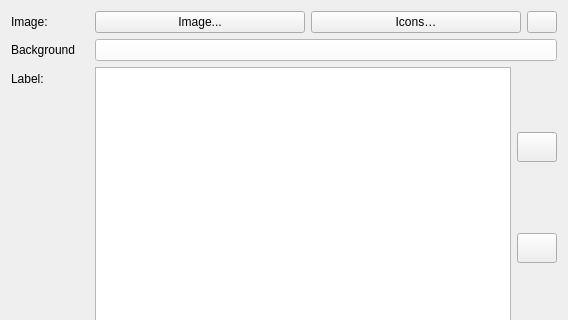
Old version of the form streamdeck_ui/button.ui in the repository KsmBl/streamdeck-linux-gui-KsmBl; both pictures show x 0 to 568 and y 0 to 320 of the 568 by 778 pixel window.
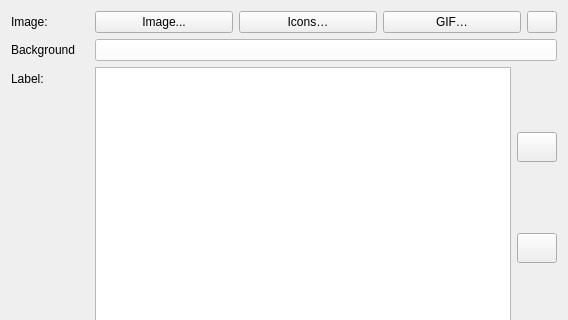
New version of the form. Icons and pictures are not drawn.

Commit message:
feat(icons): add a dedicated GIF upload button for keys
Adds a "GIF…" button next to Image…/Icons… that opens a GIF-only file
picker and applies the animated GIF to the key (the render pipeline already
animates GIF frames).

Patch:
```diff
--- a/streamdeck_ui/button.ui
+++ b/streamdeck_ui/button.ui
@@ -43,6 +43,16 @@
        </property>
       </widget>
      </item>
+     <item>
+      <widget class="QPushButton" name="upload_gif">
+       <property name="toolTip">
+        <string>Upload an animated GIF for this key</string>
+       </property>
+       <property name="text">
+        <string>GIF…</string>
+       </property>
+      </widget>
+     </item>
      <item>
       <widget class="QPushButton" name="remove_image">
        <property name="sizePolicy">
```
The commit also changes 3 other files.
